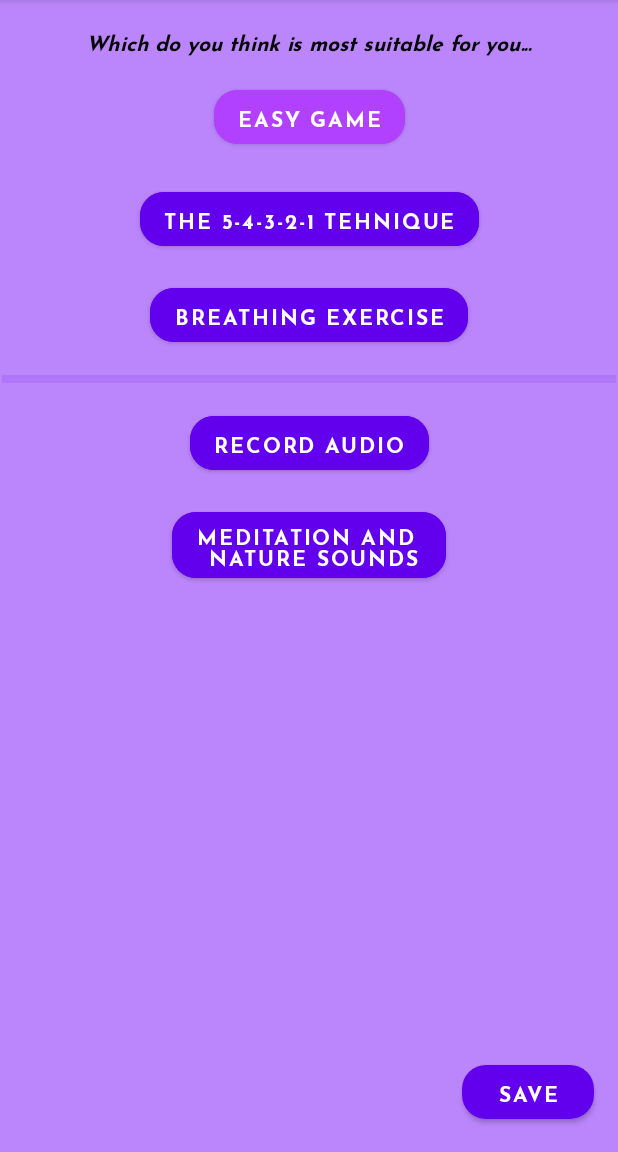
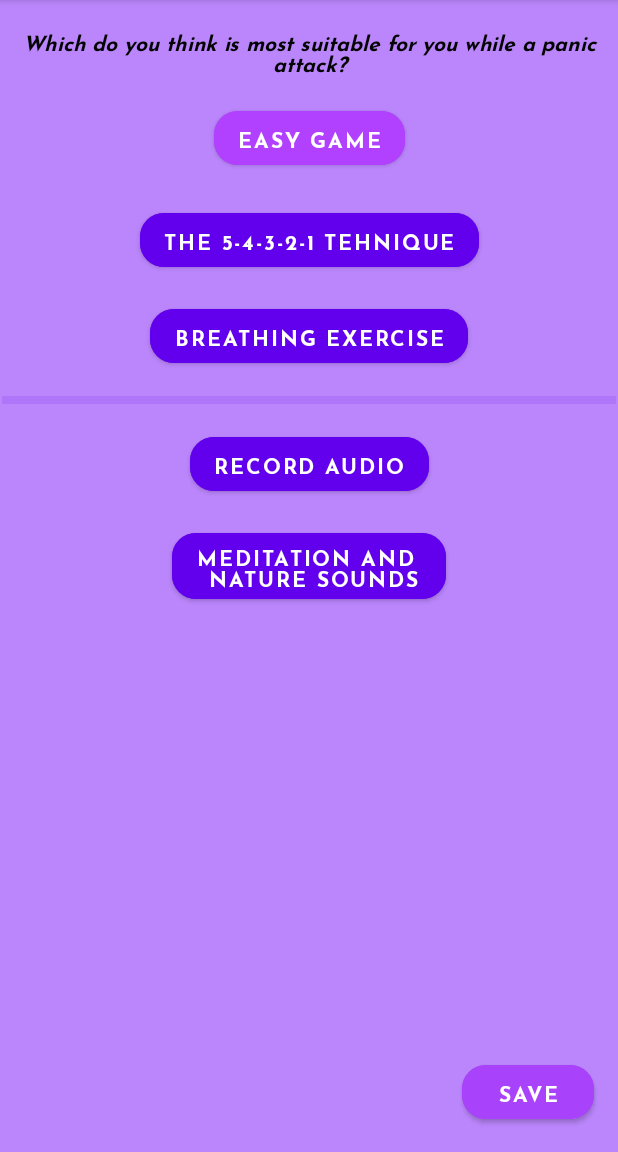
Before and after one commit to acoprescu/TeraaProject, an Android app: the screen it shows after launch (IntroActivity), on a phone screen of 412 x 824 dp, the part 84-1236 px from its top. Run offline under Robolectric (Android 15) with nearby library versions, the phone set to English and light mode, and no system bars.

Commit message:
Layout changes in Intro Screen

```diff
--- a/app/src/main/res/layout/activity_intro.xml
+++ b/app/src/main/res/layout/activity_intro.xml
@@ -12,7 +12,8 @@
         android:layout_width="wrap_content"
         android:layout_height="wrap_content"
         android:layout_marginTop="16dp"
-        android:text="Which do you think is most suitable for you..."
+        android:gravity="center_horizontal"
+        android:text="Which do you think is most suitable for you while a panic attack?"
         android:textColor="@color/textColor"
         android:textStyle="italic"
         app:layout_constraintEnd_toEndOf="parent"
@@ -108,6 +109,7 @@
         android:layout_height="wrap_content"
         android:layout_marginEnd="16dp"
         android:layout_marginBottom="16dp"
+        android:backgroundTint="@color/buttoncolor"
         android:text="Save"
         app:cornerRadius="16dp"
         app:layout_constraintBottom_toBottomOf="parent"
```
